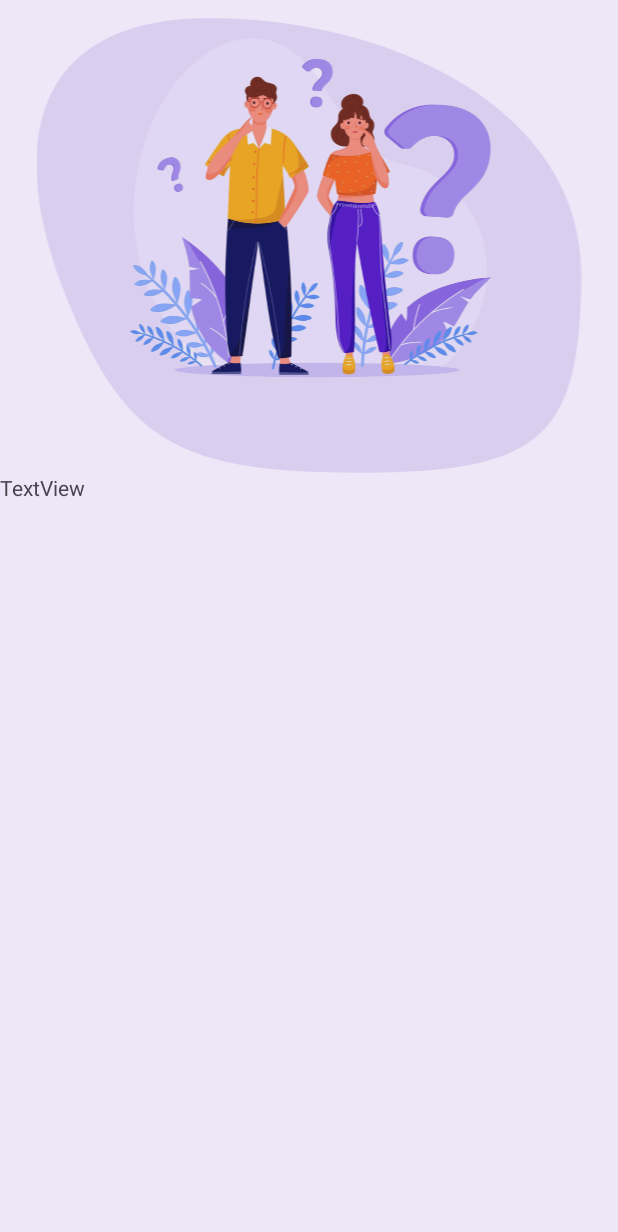
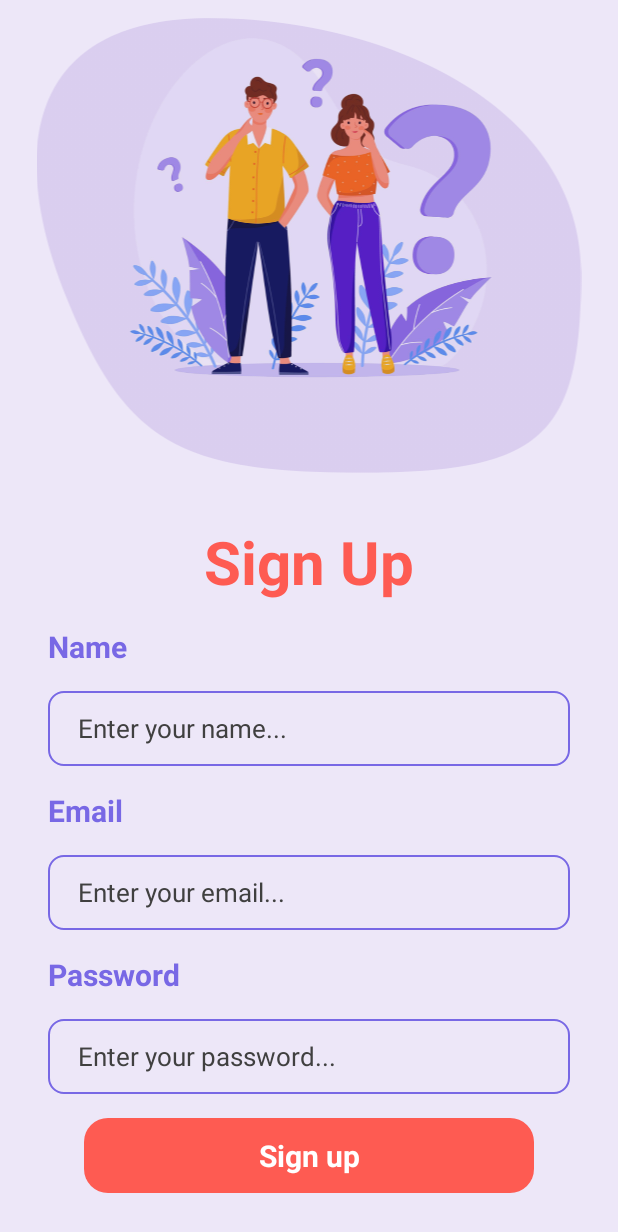
Before and after one commit to deaguss/registration-app, an Android app: the layout signup_activity.xml on its own in the app's theme, with its tools: preview values and no code run, on a phone screen of 412 x 824 dp. Shown: the top 1232 px of the screen. Run offline under Robolectric (Android 15) with nearby library versions, the phone set to English and light mode, and no system bars.

Commit message:
create signup activity

```diff
--- /dev/null
+++ b/app/src/main/res/drawable/background_edit.xml
@@ -0,0 +1,10 @@
+<?xml version="1.0" encoding="utf-8"?>
+<selector xmlns:android="http://schemas.android.com/apk/res/android">
+    <item>
+        <shape android:shape="rectangle">
+            <solid android:color="#00ffffff"/>
+            <corners android:radius="10dp"/>
+            <stroke android:width="1dp" android:color="#7868e5"/>
+        </shape>
+    </item>
+</selector>
--- a/app/src/main/res/layout/signup_activity.xml
+++ b/app/src/main/res/layout/signup_activity.xml
@@ -29,7 +29,112 @@
                 android:id="@+id/textView4"
                 android:layout_width="match_parent"
                 android:layout_height="wrap_content"
-                android:text="TextView" />
+                android:text="Sign Up"
+                android:textColor="#fe5b52"
+                android:textAlignment="center"
+                android:textStyle="bold"
+                android:textSize="40sp"
+                android:layout_marginTop="32dp"/>
+
+            <TextView
+                android:id="@+id/textView5"
+                android:layout_width="match_parent"
+                android:layout_height="wrap_content"
+                android:text="Name"
+                android:layout_marginStart="32dp"
+                android:textSize="20sp"
+                android:textColor="#7868e5"
+                android:textStyle="bold"
+                android:layout_marginTop="16dp"/>
+
+            <EditText
+                android:id="@+id/editTextText"
+                android:layout_width="match_parent"
+                android:layout_height="50dp"
+                android:ems="10"
+                android:layout_marginTop="16dp"
+                android:layout_marginStart="32dp"
+                android:layout_marginEnd="32dp"
+                android:paddingStart="20dp"
+                android:background="@drawable/background_edit"
+                android:inputType="text"
+                android:textSize="17sp"
+                android:hint="Enter your name..."
+                android:textColorHint="#404040"
+                />
+
+            <TextView
+                android:id="@+id/textView6"
+                android:layout_width="match_parent"
+                android:layout_height="wrap_content"
+                android:layout_marginStart="32dp"
+                android:layout_marginTop="16dp"
+                android:text="Email"
+                android:textColor="#7868e5"
+                android:textSize="20sp"
+                android:textStyle="bold" />
+
+            <EditText
+                android:id="@+id/editTextText2"
+                android:layout_width="match_parent"
+                android:layout_height="50dp"
+                android:layout_marginStart="32dp"
+                android:layout_marginTop="16dp"
+                android:layout_marginEnd="32dp"
+                android:background="@drawable/background_edit"
+                android:ems="10"
+                android:hint="Enter your email..."
+                android:inputType="text"
+                android:paddingStart="20dp"
+                android:textColorHint="#404040"
+                android:textSize="17sp" />
+
+            <TextView
+                android:id="@+id/textView7"
+                android:layout_width="match_parent"
+                android:layout_height="wrap_content"
+                android:layout_marginStart="32dp"
+                android:layout_marginTop="16dp"
+                android:text="Password"
+                android:textColor="#7868e5"
+                android:textSize="20sp"
+                android:textStyle="bold" />
+
+            <EditText
+                android:id="@+id/editTextText3"
+                android:layout_width="match_parent"
+                android:layout_height="50dp"
+                android:layout_marginStart="32dp"
+                android:layout_marginTop="16dp"
+                android:layout_marginEnd="32dp"
+                android:background="@drawable/background_edit"
+                android:ems="10"
+                android:hint="Enter your password..."
+                android:inputType="text"
+                android:paddingStart="20dp"
+                android:textColorHint="#404040"
+                android:textSize="17sp" />
+
+            <androidx.constraintlayout.widget.ConstraintLayout
+                android:layout_width="300dp"
+                android:layout_height="50dp"
+                android:layout_gravity="center_horizontal"
+                android:background="@drawable/orange_background"
+                android:layout_marginTop="16dp">
+
+                <TextView
+                    android:id="@+id/textView8"
+                    android:layout_width="wrap_content"
+                    android:layout_height="wrap_content"
+                    android:text="Sign up"
+                    android:textStyle="bold"
+                    android:textSize="20sp"
+                    android:textColor="#ffffff"
+                    app:layout_constraintBottom_toBottomOf="parent"
+                    app:layout_constraintEnd_toEndOf="parent"
+                    app:layout_constraintStart_toStartOf="parent"
+                    app:layout_constraintTop_toTopOf="parent" />
+            </androidx.constraintlayout.widget.ConstraintLayout>
         </LinearLayout>
     </ScrollView>
 
```
